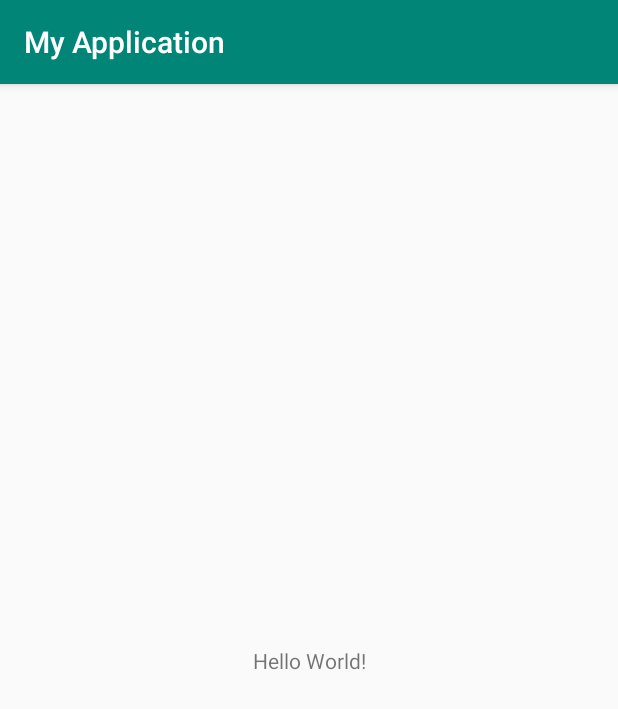
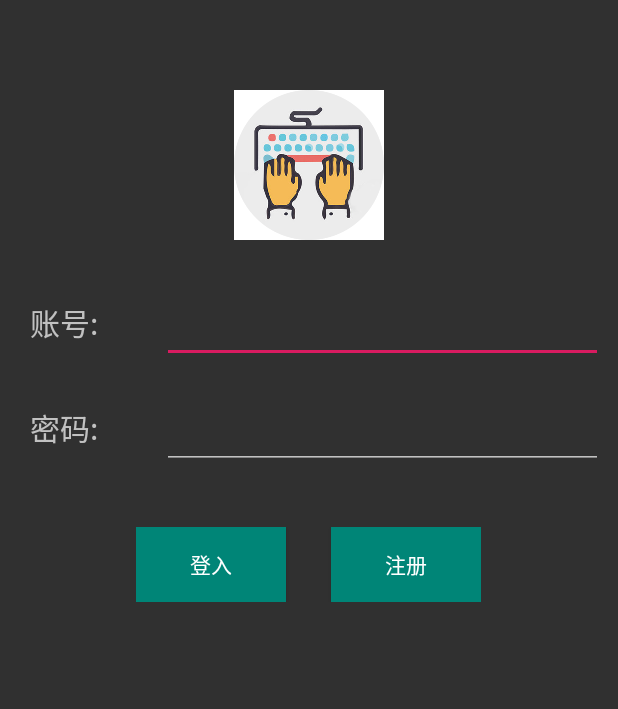
Before and after one commit to 31702160110/wx, an Android app: the screen it shows after launch (MainActivity before the commit, login after it), on a phone screen of 412 x 824 dp. Shown: the top 709 px of the screen. Run offline under Robolectric (Android 15) with nearby library versions, the phone set to English and light mode, and no system bars.

Commit message:
登陆界面初成

```diff
--- /dev/null
+++ b/app/src/main/java/com/example/administrator/myapplication/login.java
@@ -0,0 +1,13 @@
+package com.example.administrator.myapplication;
+
+import android.support.v7.app.AppCompatActivity;
+import android.os.Bundle;
+
+public class login extends AppCompatActivity {
+
+    @Override
+    protected void onCreate(Bundle savedInstanceState) {
+        super.onCreate(savedInstanceState);
+        setContentView(R.layout.login);
+    }
+}
--- /dev/null
+++ b/app/src/main/res/layout/login.xml
@@ -0,0 +1,94 @@
+<?xml version="1.0" encoding="utf-8"?>
+<RelativeLayout xmlns:android="http://schemas.android.com/apk/res/android"
+    xmlns:app="http://schemas.android.com/apk/res-auto"
+    xmlns:tools="http://schemas.android.com/tools"
+    android:layout_width="match_parent"
+    android:layout_height="match_parent"
+    tools:context=".login">
+
+    <LinearLayout
+        android:id="@+id/line1"
+        android:layout_marginTop="60dp"
+        android:layout_marginBottom="20dp"
+        android:layout_width="wrap_content"
+        android:layout_height="100dp">
+
+        <ImageView
+            android:src="@drawable/loginicon"
+            android:layout_width="match_parent"
+            android:layout_height="wrap_content" />
+
+    </LinearLayout>
+
+    <LinearLayout
+        android:id="@+id/line2"
+        android:layout_below="@id/line1"
+        android:layout_margin="10dp"
+        android:layout_width="match_parent"
+        android:layout_height="wrap_content">
+
+        <TextView
+            android:text="账号:"
+            android:textSize="20dp"
+            android:padding="10dp"
+            android:layout_weight="1"
+            android:layout_width="0dp"
+            android:layout_height="50dp"/>
+        <EditText
+            android:id="@+id/user"
+            android:layout_weight="3"
+            android:layout_width="0dp"
+            android:layout_height="50dp" />
+
+    </LinearLayout>
+
+    <LinearLayout
+        android:id="@+id/line3"
+        android:layout_margin="10dp"
+        android:layout_below="@id/line2"
+        android:layout_marginTop="20dp"
+        android:layout_width="match_parent"
+        android:layout_height="wrap_content">
+
+        <TextView
+            android:text="密码:"
+            android:textSize="20dp"
+            android:padding="10dp"
+            android:layout_weight="1"
+            android:layout_width="0dp"
+            android:layout_height="50dp"/>
+        <EditText
+            android:id="@+id/pwd"
+            android:password="true"
+            android:layout_weight="3"
+            android:layout_width="0dp"
+            android:layout_height="51dp" />
+
+    </LinearLayout>
+
+   <RelativeLayout
+       android:layout_centerInParent="true"
+       android:layout_below="@id/line3"
+       android:layout_marginTop="30dp"
+       android:layout_width="wrap_content"
+       android:layout_height="wrap_content">
+
+       <Button
+           android:id="@+id/login"
+           android:text="登入"
+           android:background="@color/colorPrimary"
+           android:layout_width="100dp"
+           android:layout_height="50dp" />
+
+       <Button
+           android:id="@+id/register"
+           android:layout_toRightOf="@id/login"
+           android:layout_marginLeft="30dp"
+           android:text="注册"
+           android:background="@color/colorPrimary"
+           android:layout_width="100dp"
+           android:layout_height="50dp" />
+
+   </RelativeLayout>
+
+</RelativeLayout>
--- /dev/null
+++ b/app/src/main/res/values/dimens.xml
@@ -0,0 +1,5 @@
+<resources>
+    <!-- Default screen margins, per the Android Design guidelines. -->
+    <dimen name="activity_horizontal_margin">16dp</dimen>
+    <dimen name="activity_vertical_margin">16dp</dimen>
+</resources>
--- a/app/src/main/res/values/styles.xml
+++ b/app/src/main/res/values/styles.xml
@@ -1,7 +1,7 @@
 <resources>
 
     <!-- Base application theme. -->
-    <style name="AppTheme" parent="Theme.AppCompat.Light.DarkActionBar">
+    <style name="AppTheme" parent="Theme.AppCompat.NoActionBar">
         <!-- Customize your theme here. -->
         <item name="colorPrimary">@color/colorPrimary</item>
         <item name="colorPrimaryDark">@color/colorPrimaryDark</item>
```
Also changed, not shown: app/build.gradle (+4 -3 lines), app/src/main/AndroidManifest.xml (+23 -1 lines), app/src/main/java/com/example/administrator/myapplication/chat.java (added, +13 -0 lines), app/src/main/java/com/example/administrator/myapplication/register.java (added, +13 -0 lines), app/src/main/res/layout/chat.xml (added, +9 -0 lines), app/src/main/res/layout/register.xml (added, +9 -0 lines), app/src/main/res/values/strings.xml (+14 -0 lines), app/src/main/res/drawable/loginicon.png (added), 1 other file.
